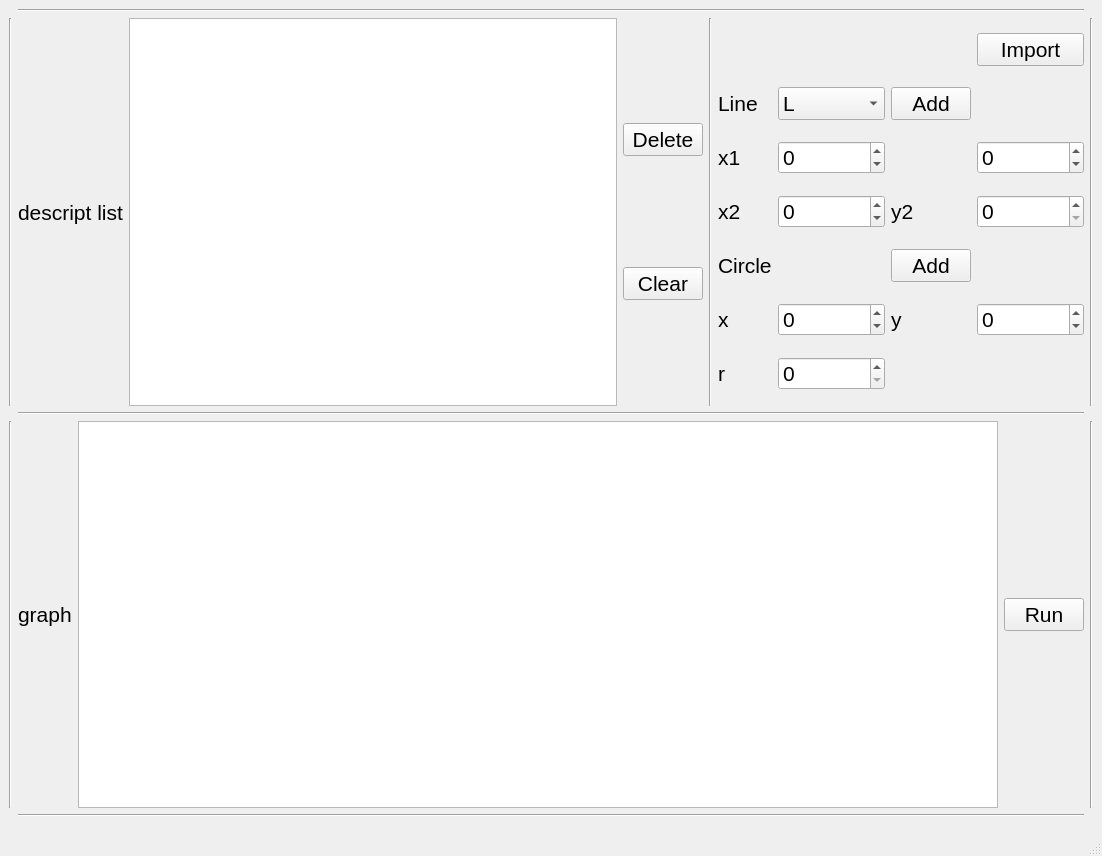
Old version of the form QtGuiApplication1/QtGuiApplication1.ui in the repository XihuaQiao/-_-GUI.
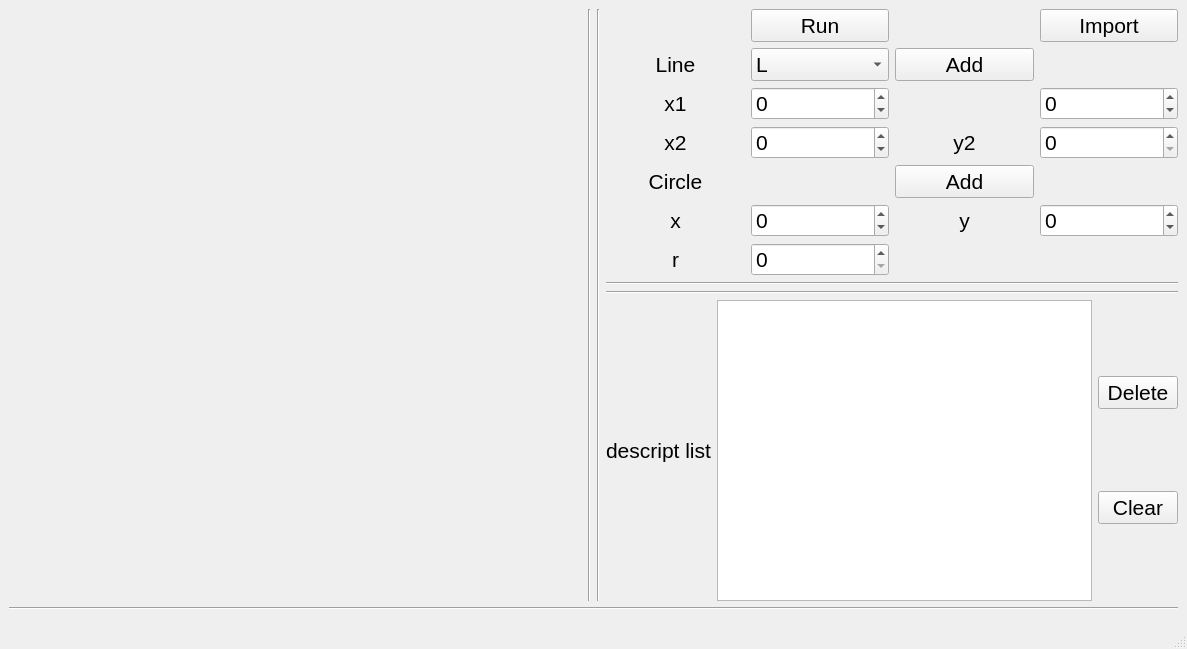
New version of the form. Custom widgets are drawn as their Qt base class.

Patch:
```diff
--- a/QtGuiApplication1/QtGuiApplication1.ui
+++ b/QtGuiApplication1/QtGuiApplication1.ui
@@ -6,8 +6,8 @@
    <rect>
     <x>0</x>
     <y>0</y>
-    <width>1102</width>
-    <height>856</height>
+    <width>1187</width>
+    <height>649</height>
    </rect>
   </property>
   <property name="font">
@@ -23,80 +23,76 @@
     <string notr="true">border-color: rgb(0, 0, 0);</string>
    </property>
    <layout class="QGridLayout" name="gridLayout_2">
-    <item row="1" column="2">
-     <widget class="Line" name="line_4">
-      <property name="orientation">
-       <enum>Qt::Vertical</enum>
+    <item row="0" column="3">
+     <layout class="QVBoxLayout" name="verticalLayout">
+      <property name="sizeConstraint">
+       <enum>QLayout::SetDefaultConstraint</enum>
       </property>
-     </widget>
-    </item>
-    <item row="1" column="1">
-     <layout class="QHBoxLayout" name="horizontalLayout_4">
-      <item>
-       <layout class="QHBoxLayout" name="horizontalLayout_3">
-        <item>
-         <widget class="QLabel" name="lbl_dl">
-          <property name="font">
-           <font>
-            <pointsize>16</pointsize>
-           </font>
-          </property>
-          <property name="text">
-           <string>descript list</string>
-          </property>
-         </widget>
-        </item>
-        <item>
-         <widget class="QListWidget" name="list_dl">
-          <property name="font">
-           <font>
-            <pointsize>16</pointsize>
-           </font>
-          </property>
-         </widget>
-        </item>
-        <item>
-         <layout class="QVBoxLayout" name="verticalLayout_2">
-          <item>
-           <widget class="QPushButton" name="btn_dl_delete">
-            <property name="font">
-             <font>
-              <pointsize>16</pointsize>
-             </font>
-            </property>
-            <property name="text">
-             <string>Delete</string>
-            </property>
-           </widget>
-          </item>
-          <item>
-           <widget class="QPushButton" name="btn_dl_clear">
-            <property name="font">
-             <font>
-              <pointsize>16</pointsize>
-             </font>
-            </property>
-            <property name="text">
-             <string>Clear</string>
-            </property>
-           </widget>
-          </item>
-         </layout>
-        </item>
-       </layout>
-      </item>
-      <item>
-       <widget class="Line" name="line_2">
-        <property name="orientation">
-         <enum>Qt::Vertical</enum>
-        </property>
-       </widget>
-      </item>
       <item>
        <layout class="QGridLayout" name="gridLayout">
         <property name="sizeConstraint">
          <enum>QLayout::SetDefaultConstraint</enum>
         </property>
+        <item row="4" column="0">
+         <widget class="QLabel" name="label_6">
+          <property name="font">
+           <font>
+            <pointsize>16</pointsize>
+           </font>
+          </property>
+          <property name="text">
+           <string>Circle</string>
+          </property>
+          <property name="alignment">
+           <set>Qt::AlignCenter</set>
+          </property>
+         </widget>
+        </item>
+        <item row="5" column="3">
+         <widget class="QLabel" name="label_8">
+          <property name="font">
+           <font>
+            <pointsize>16</pointsize>
+           </font>
+          </property>
+          <property name="text">
+           <string>y</string>
+          </property>
+          <property name="alignment">
+           <set>Qt::AlignCenter</set>
+          </property>
+         </widget>
+        </item>
+        <item row="5" column="0">
+         <widget class="QLabel" name="label_7">
+          <property name="font">
+           <font>
+            <pointsize>16</pointsize>
+           </font>
+          </property>
+          <property name="text">
+           <string>x</string>
+          </property>
+          <property name="alignment">
+           <set>Qt::AlignCenter</set>
+          </property>
+         </widget>
+        </item>
+        <item row="5" column="4">
+         <widget class="QSpinBox" name="sbox_circle_y">
+          <property name="font">
+           <font>
+            <pointsize>16</pointsize>
+           </font>
+          </property>
+          <property name="minimum">
+           <number>-100000</number>
+          </property>
+          <property name="maximum">
+           <number>100000</number>
+          </property>
+         </widget>
+        </item>
         <item row="6" column="1">
          <widget class="QSpinBox" name="sbox_line_r">
           <property name="font">
@@ -112,8 +108,8 @@
           </property>
          </widget>
         </item>
-        <item row="3" column="1">
-         <widget class="QSpinBox" name="sbox_line_x2">
+        <item row="5" column="1">
+         <widget class="QSpinBox" name="sbox_circle_x">
           <property name="font">
            <font>
             <pointsize>16</pointsize>
@@ -137,34 +133,49 @@
           <property name="text">
            <string>Line</string>
           </property>
+          <property name="alignment">
+           <set>Qt::AlignCenter</set>
+          </property>
          </widget>
         </item>
-        <item row="3" column="3">
-         <widget class="QLabel" name="label_10">
+        <item row="3" column="0">
+         <widget class="QLabel" name="label_4">
           <property name="font">
            <font>
             <pointsize>16</pointsize>
            </font>
           </property>
           <property name="text">
-           <string>y2</string>
+           <string>x2</string>
           </property>
+          <property name="alignment">
+           <set>Qt::AlignCenter</set>
+          </property>
          </widget>
         </item>
-        <item row="0" column="4">
-         <widget class="QPushButton" name="btn_import">
+        <item row="0" column="1">
+         <widget class="QPushButton" name="btn_run">
           <property name="font">
            <font>
             <pointsize>16</pointsize>
            </font>
           </property>
           <property name="text">
-           <string>Import</string>
+           <string>Run</string>
           </property>
          </widget>
         </item>
-        <item row="5" column="4">
-         <widget class="QSpinBox" name="sbox_circle_y">
+        <item row="3" column="4">
+         <widget class="QSpinBox" name="sbox_line_y2">
+          <property name="font">
+           <font>
+            <pointsize>16</pointsize>
+           </font>
+          </property>
+         </widget>
+        </item>
+        <item row="3" column="1">
+         <widget class="QSpinBox" name="sbox_line_x2">
           <property name="font">
            <font>
             <pointsize>16</pointsize>
@@ -178,16 +189,31 @@
           </property>
          </widget>
         </item>
-        <item row="1" column="3">
-         <widget class="QPushButton" name="btn_line_add">
+        <item row="1" column="1">
+         <widget class="QComboBox" name="cbox_line">
           <property name="font">
            <font>
             <pointsize>16</pointsize>
            </font>
           </property>
-          <property name="text">
-           <string>Add</string>
+          <property name="layoutDirection">
+           <enum>Qt::LeftToRight</enum>
           </property>
+          <item>
+           <property name="text">
+            <string>L</string>
+           </property>
+          </item>
+          <item>
+           <property name="text">
+            <string>R</string>
+           </property>
+          </item>
+          <item>
+           <property name="text">
+            <string>S</string>
+           </property>
+          </item>
          </widget>
         </item>
         <item row="4" column="3">
@@ -202,30 +228,6 @@
           </property>
          </widget>
         </item>
-        <item row="5" column="0">
-         <widget class="QLabel" name="label_7">
-          <property name="font">
-           <font>
-            <pointsize>16</pointsize>
-           </font>
-          </property>
-          <property name="text">
-           <string>x</string>
-          </property>
-         </widget>
-        </item>
-        <item row="2" column="0">
-         <widget class="QLabel" name="label_2">
-          <property name="font">
-           <font>
-            <pointsize>16</pointsize>
-           </font>
-          </property>
-          <property name="text">
-           <string>x1</string>
-          </property>
-         </widget>
-        </item>
         <item row="6" column="0">
          <widget class="QLabel" name="label_9">
           <property name="font">
@@ -238,47 +240,8 @@
           <property name="text">
            <string>r</string>
           </property>
-         </widget>
-        </item>
-        <item row="5" column="1">
-         <widget class="QSpinBox" name="sbox_circle_x">
-          <property name="font">
-           <font>
-            <pointsize>16</pointsize>
-           </font>
-          </property>
-          <property name="minimum">
-           <number>-100000</number>
-          </property>
-          <property name="maximum">
-           <number>100000</number>
-          </property>
-         </widget>
-        </item>
-        <item row="4" column="0">
-         <widget class="QLabel" name="label_6">
-          <property name="font">
-           <font>
-            <pointsize>16</pointsize>
-           </font>
-          </property>
-          <property name="text">
-           <string>Circle</string>
-          </property>
-         </widget>
-        </item>
-        <item row="2" column="1">
-         <widget class="QSpinBox" name="sbox_line_x1">
-          <property name="font">
-           <font>
-            <pointsize>16</pointsize>
-           </font>
-          </property>
-          <property name="minimum">
-           <number>-100000</number>
-          </property>
-          <property name="maximum">
-           <number>100000</number>
+          <property name="alignment">
+           <set>Qt::AlignCenter</set>
           </property>
          </widget>
         </item>
@@ -297,148 +260,189 @@
           </property>
          </widget>
         </item>
-        <item row="3" column="4">
-         <widget class="QSpinBox" name="sbox_line_y2">
+        <item row="2" column="1">
+         <widget class="QSpinBox" name="sbox_line_x1">
           <property name="font">
            <font>
             <pointsize>16</pointsize>
            </font>
           </property>
+          <property name="minimum">
+           <number>-100000</number>
+          </property>
+          <property name="maximum">
+           <number>100000</number>
+          </property>
          </widget>
         </item>
-        <item row="5" column="3">
-         <widget class="QLabel" name="label_8">
+        <item row="3" column="3">
+         <widget class="QLabel" name="label_10">
           <property name="font">
            <font>
             <pointsize>16</pointsize>
            </font>
           </property>
           <property name="text">
-           <string>y</string>
+           <string>y2</string>
           </property>
+          <property name="alignment">
+           <set>Qt::AlignCenter</set>
+          </property>
          </widget>
         </item>
-        <item row="3" column="0">
-         <widget class="QLabel" name="label_4">
+        <item row="1" column="3">
+         <widget class="QPushButton" name="btn_line_add">
           <property name="font">
            <font>
             <pointsize>16</pointsize>
            </font>
           </property>
           <property name="text">
-           <string>x2</string>
+           <string>Add</string>
           </property>
          </widget>
         </item>
-        <item row="1" column="1">
-         <widget class="QComboBox" name="cbox_line">
+        <item row="2" column="0">
+         <widget class="QLabel" name="label_2">
           <property name="font">
            <font>
             <pointsize>16</pointsize>
            </font>
           </property>
-          <item>
-           <property name="text">
-            <string>L</string>
-           </property>
-          </item>
-          <item>
-           <property name="text">
-            <string>R</string>
-           </property>
-          </item>
-          <item>
-           <property name="text">
-            <string>S</string>
-           </property>
-          </item>
+          <property name="text">
+           <string>x1</string>
+          </property>
+          <property name="alignment">
+           <set>Qt::AlignCenter</set>
+          </property>
          </widget>
         </item>
+        <item row="0" column="4">
+         <widget class="QPushButton" name="btn_import">
+          <property name="font">
+           <font>
+            <pointsize>16</pointsize>
+           </font>
+          </property>
+          <property name="text">
+           <string>Import</string>
+          </property>
+         </widget>
+        </item>
        </layout>
       </item>
-     </layout>
-    </item>
-    <item row="3" column="2">
-     <widget class="Line" name="line_5">
-      <property name="orientation">
-       <enum>Qt::Vertical</enum>
-      </property>
-     </widget>
-    </item>
-    <item row="3" column="1">
-     <layout class="QHBoxLayout" name="horizontalLayout_2">
       <item>
-       <widget class="QLabel" name="lbl_graph">
-        <property name="font">
-         <font>
-          <pointsize>16</pointsize>
-         </font>
+       <widget class="Line" name="line_5">
+        <property name="orientation">
+         <enum>Qt::Horizontal</enum>
         </property>
-        <property name="text">
-         <string>graph</string>
-        </property>
        </widget>
       </item>
       <item>
-       <widget class="QGraphicsView" name="gView_graph">
-        <property name="autoFillBackground">
-         <bool>false</bool>
+       <widget class="Line" name="line_4">
+        <property name="orientation">
+         <enum>Qt::Horizontal</enum>
         </property>
        </widget>
       </item>
       <item>
-       <widget class="QPushButton" name="btn_run">
-        <property name="font">
-         <font>
-          <pointsize>16</pointsize>
-         </font>
-        </property>
-        <property name="text">
-         <string>Run</string>
-        </property>
-       </widget>
+       <layout class="QHBoxLayout" name="horizontalLayout_3">
+        <item>
+         <widget class="QLabel" name="lbl_dl">
+          <property name="font">
+           <font>
+            <pointsize>16</pointsize>
+           </font>
+          </property>
+          <property name="text">
+           <string>descript list</string>
+          </property>
+          <property name="alignment">
+           <set>Qt::AlignCenter</set>
+          </property>
+         </widget>
+        </item>
+        <item>
+         <widget class="QListWidget" name="list_dl">
+          <property name="sizePolicy">
+           <sizepolicy hsizetype="Expanding" vsizetype="Expanding">
+            <horstretch>0</horstretch>
+            <verstretch>0</verstretch>
+           </sizepolicy>
+          </property>
+          <property name="font">
+           <font>
+            <pointsize>16</pointsize>
+           </font>
+          </property>
+         </widget>
+        </item>
+        <item>
+         <layout class="QVBoxLayout" name="verticalLayout_2">
+          <item>
+           <widget class="QPushButton" name="btn_dl_delete">
+            <property name="font">
+             <font>
+              <pointsize>16</pointsize>
+             </font>
+            </property>
+            <property name="text">
+             <string>Delete</string>
+            </property>
+           </widget>
+          </item>
+          <item>
+           <widget class="QPushButton" name="btn_dl_clear">
+            <property name="font">
+             <font>
+              <pointsize>16</pointsize>
+             </font>
+            </property>
+            <property name="text">
+             <string>Clear</string>
+            </property>
+           </widget>
+          </item>
+         </layout>
+        </item>
+       </layout>
       </item>
      </layout>
     </item>
-    <item row="3" column="0">
-     <widget class="Line" name="line_6">
-      <property name="orientation">
-       <enum>Qt::Vertical</enum>
-      </property>
-     </widget>
-    </item>
-    <item row="1" column="0">
-     <widget class="Line" name="line_7">
-      <property name="orientation">
-       <enum>Qt::Vertical</enum>
-      </property>
-     </widget>
-    </item>
-    <item row="2" column="1">
+    <item row="0" column="1">
      <widget class="Line" name="line">
-      <property name="font">
-       <font>
-        <pointsize>16</pointsize>
-        <weight>75</weight>
-        <bold>true</bold>
-       </font>
-      </property>
       <property name="orientation">
-       <enum>Qt::Horizontal</enum>
+       <enum>Qt::Vertical</enum>
       </property>
      </widget>
     </item>
-    <item row="4" column="1">
+    <item row="1" column="0" colspan="4">
      <widget class="Line" name="line_3">
       <property name="orientation">
        <enum>Qt::Horizontal</enum>
       </property>
      </widget>
     </item>
-    <item row="0" column="1">
-     <widget class="Line" name="line_8">
+    <item row="0" column="2">
+     <widget class="Line" name="line_2">
       <property name="orientation">
-       <enum>Qt::Horizontal</enum>
+       <enum>Qt::Vertical</enum>
+      </property>
+     </widget>
+    </item>
+    <item row="0" column="0">
+     <widget class="QCustomPlot" name="plot" native="true">
+      <property name="sizePolicy">
+       <sizepolicy hsizetype="Expanding" vsizetype="Expanding">
+        <horstretch>0</horstretch>
+        <verstretch>0</verstretch>
+       </sizepolicy>
+      </property>
+      <property name="layoutDirection">
+       <enum>Qt::LeftToRight</enum>
+      </property>
+      <property name="autoFillBackground">
+       <bool>false</bool>
       </property>
      </widget>
     </item>
@@ -449,13 +453,21 @@
     <rect>
      <x>0</x>
      <y>0</y>
-     <width>1102</width>
+     <width>1187</width>
      <height>25</height>
     </rect>
    </property>
   </widget>
   <widget class="QStatusBar" name="statusbar"/>
  </widget>
+ <customwidgets>
+  <customwidget>
+   <class>QCustomPlot</class>
+   <extends>QWidget</extends>
+   <header location="global">qcustomplot.h</header>
+   <container>1</container>
+  </customwidget>
+ </customwidgets>
  <resources/>
  <connections/>
 </ui>
```
